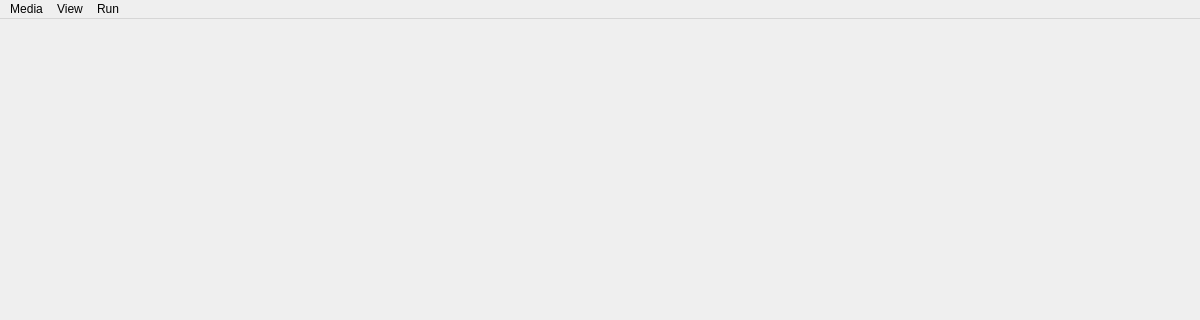
Qt form forms/MainWindow.ui (Kalana-Pankaja/Prism) before a commit; both pictures show x 0 to 1200 and y 0 to 320 of the 1200 by 1000 pixel window.
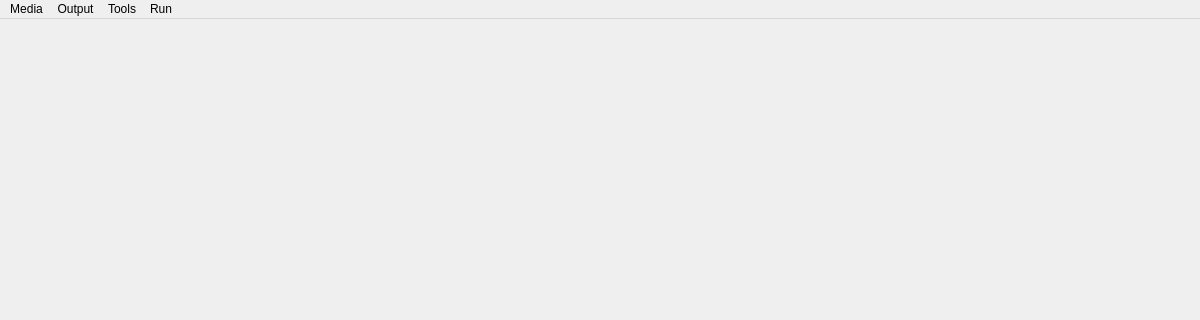
The same form after that commit.

Commit message: feat: configurable output resolution

```diff
--- a/forms/MainWindow.ui
+++ b/forms/MainWindow.ui
@@ -913,13 +913,18 @@
      <string>Add Element</string>
     </property>
    </widget>
-   <widget class="QMenu" name="menuView">
+   <widget class="QMenu" name="menuOutput">
     <property name="title">
-     <string>View</string>
+     <string>Output</string>
     </property>
     <addaction name="actionShowOutput"/>
     <addaction name="actionShowPreview"/>
-    <addaction name="separator"/>
+    <addaction name="actionStayOnTop"/>
+   </widget>
+   <widget class="QMenu" name="menuTools">
+    <property name="title">
+     <string>Tools</string>
+    </property>
     <addaction name="actionEditHotkeys"/>
     <addaction name="separator"/>
     <addaction name="actionNdiOutput"/>
@@ -939,7 +944,8 @@
     <addaction name="actionStartRemoteControl"/>
    </widget>
    <addaction name="menuMedia"/>
-   <addaction name="menuView"/>
+   <addaction name="menuOutput"/>
+   <addaction name="menuTools"/>
    <addaction name="menuRun"/>
   </widget>
   <!-- ── Actions ──────────────────────────────────────────────────────── -->
```
Left out of the diff: 11 changed lines with no effect on the pictures. The commit also changes 12 other files.
